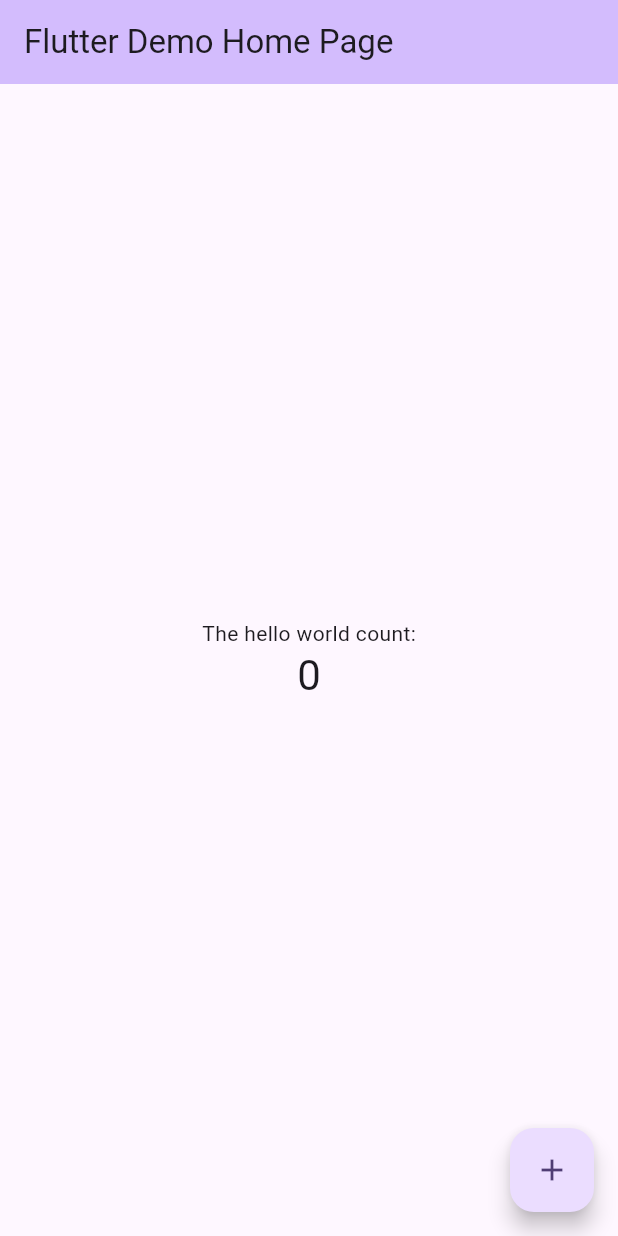
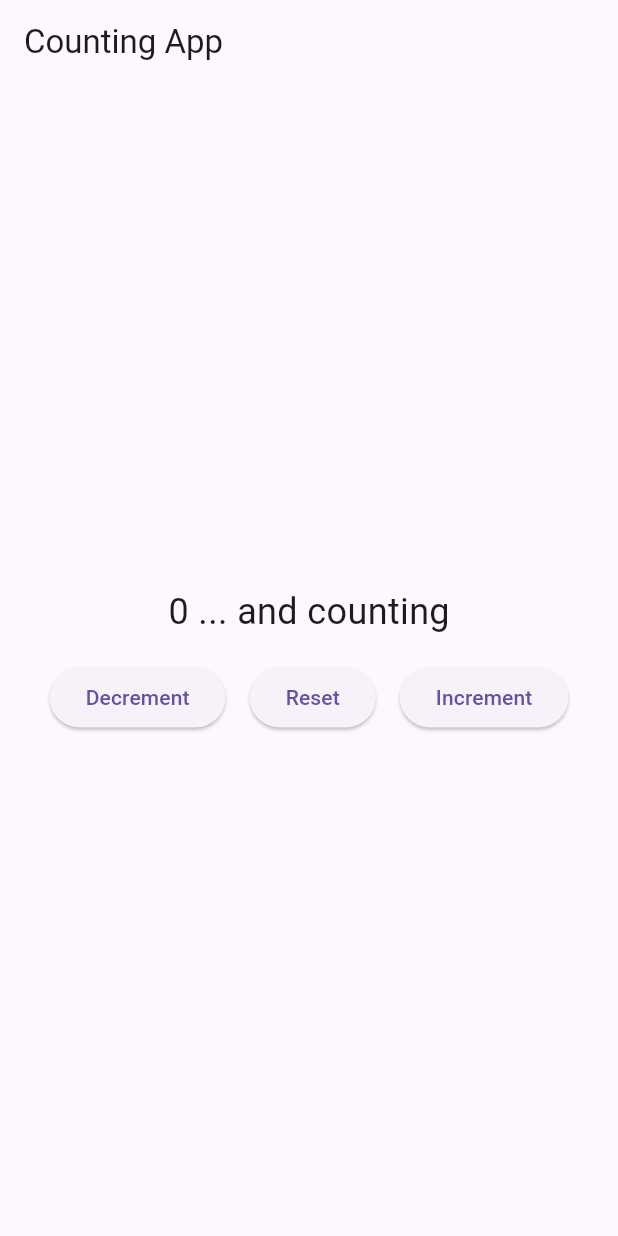
Before and after one commit to LeandroBarmettler/flutterPractice, a Flutter app: the screen it shows after launch, on a phone screen of 412 x 824 dp. Run offline on Flutter 3.47's test engine with Material 3 defaults, Android fonts, the phone set to English and light mode, and no system bars; our stand-ins replace shared_preferences.

Commit message:
counter app

```diff
--- /dev/null
+++ b/lib/counter.dart
@@ -0,0 +1,97 @@
+import 'package:flutter/material.dart';
+import 'package:shared_preferences/shared_preferences.dart';
+
+Future<void> saveCounter(int value) async {
+  final prefs = await SharedPreferences.getInstance();
+  await prefs.setInt('counter', value);
+}
+
+Future<int> loadCounter() async {
+  final prefs = await SharedPreferences.getInstance();
+  return prefs.getInt('counter') ?? 0;
+}
+
+class Counter extends StatefulWidget {
+  const Counter({super.key});
+
+  @override
+  State<Counter> createState() => _CounterState();
+}
+
+class _CounterState extends State<Counter> {
+  int localCounter = 0;
+
+  @override
+  void initState() {
+    super.initState();
+    _loadCounterValue();
+  }
+
+  void _loadCounterValue() async {
+    int loadedValue = await loadCounter();
+    setState(() {
+      localCounter = loadedValue;
+    });
+  }
+
+  void _incrementCounter() {
+    setState(() {
+      localCounter++;
+      saveCounter(localCounter);
+    });
+  }
+  void _decrementCounter() {
+    setState(() {
+      localCounter--;
+      saveCounter(localCounter);
+    });
+  }
+
+  void _resetCounter() {
+    setState(() {
+      localCounter = 0;
+      saveCounter(localCounter);
+    });
+  }
+
+  @override
+Widget build(BuildContext context) {
+  return Scaffold(
+    appBar: AppBar(
+      title: const Text('Counting App'),
+    ),
+    body: Center(
+      child: Column(
+        mainAxisSize: MainAxisSize.min,
+        children: [
+          Text(
+            '$localCounter ... and counting',
+            style: const TextStyle(fontSize: 24),
+          ),
+          const SizedBox(height: 16),
+          Row(
+            mainAxisAlignment: MainAxisAlignment.center,
+            children: [
+              ElevatedButton(
+                onPressed: _decrementCounter,
+                child: const Text('Decrement'),
+              ),
+              const SizedBox(width: 16),
+              ElevatedButton(
+                onPressed: _resetCounter,
+                child: const Text('Reset'),
+              ),
+              const SizedBox(width: 16),
+              ElevatedButton(
+                onPressed: _incrementCounter,
+                child: const Text('Increment'),
+              ),
+            ],
+          ),
+        ],
+      ),
+    ),
+  );
+}
+
+}
--- a/lib/hellow.dart
+++ b/lib/hellow.dart
@@ -2,6 +2,7 @@ import 'package:flutter/material.dart';
 
 void main() {
   runApp(const MyApp());
+  print('Hello, World!');
 }
 
 class MyApp extends StatelessWidget {
--- a/lib/main.dart
+++ b/lib/main.dart
@@ -1,4 +1,5 @@
 import 'package:flutter/material.dart';
+import 'package:helloworld/counter.dart';
 
 void main() {
   runApp(const MyApp());
@@ -7,116 +8,11 @@ void main() {
 class MyApp extends StatelessWidget {
   const MyApp({super.key});
 
-  // This widget is the root of your application.
   @override
   Widget build(BuildContext context) {
     return MaterialApp(
-      title: 'Flutter Demo',
-      theme: ThemeData(
-        // This is the theme of your application.
-        //
-        // TRY THIS: Try running your application with "flutter run". You'll see
-        // the application has a purple toolbar. Then, without quitting the app,
-        // try changing the seedColor in the colorScheme below to Colors.green
-        // and then invoke "hot reload" (save your changes or press the "hot
-        // reload" button in a Flutter-supported IDE, or press "r" if you used
-        // the command line to start the app).
-        //
-        // Notice that the counter didn't reset back to zero; the application
-        // state is not lost during the reload. To reset the state, use hot
-        // restart instead.
-        //
-        // This works for code too, not just values: Most code changes can be
-        // tested with just a hot reload.
-        colorScheme: ColorScheme.fromSeed(seedColor: Colors.deepPurple),
-      ),
-      home: const MyHomePage(title: 'Flutter Demo Home Page'),
+      title: 'Home Page',
+      home: Counter(),
     );
   }
 }
-
-class MyHomePage extends StatefulWidget {
-  const MyHomePage({super.key, required this.title});
-
-  // This widget is the home page of your application. It is stateful, meaning
-  // that it has a State object (defined below) that contains fields that affect
-  // how it looks.
-
-  // This class is the configuration for the state. It holds the values (in this
-  // case the title) provided by the parent (in this case the App widget) and
-  // used by the build method of the State. Fields in a Widget subclass are
-  // always marked "final".
-
-  final String title;
-
-  @override
-  State<MyHomePage> createState() => _MyHomePageState();
-}
-
-class _MyHomePageState extends State<MyHomePage> {
-  int _counter = 0;
-
-  void _incrementCounter() {
-    setState(() {
-      // This call to setState tells the Flutter framework that something has
-      // changed in this State, which causes it to rerun the build method below
-      // so that the display can reflect the updated values. If we changed
-      // _counter without calling setState(), then the build method would not be
-      // called again, and so nothing would appear to happen.
-      _counter++;
-    });
-  }
-
-  @override
-  Widget build(BuildContext context) {
-    // This method is rerun every time setState is called, for instance as done
-    // by the _incrementCounter method above.
-    //
-    // The Flutter framework has been optimized to make rerunning build methods
-    // fast, so that you can just rebuild anything that needs updating rather
-    // than having to individually change instances of widgets.
-    return Scaffold(
-      appBar: AppBar(
-        // TRY THIS: Try changing the color here to a specific color (to
-        // Colors.amber, perhaps?) and trigger a hot reload to see the AppBar
-        // change color while the other colors stay the same.
-        backgroundColor: Theme.of(context).colorScheme.inversePrimary,
-        // Here we take the value from the MyHomePage object that was created by
-        // the App.build method, and use it to set our appbar title.
-        title: Text(widget.title),
-      ),
-      body: Center(
-        // Center is a layout widget. It takes a single child and positions it
-        // in the middle of the parent.
-        child: Column(
-          // Column is also a layout widget. It takes a list of children and
-          // arranges them vertically. By default, it sizes itself to fit its
-          // children horizontally, and tries to be as tall as its parent.
-          //
-          // Column has various properties to control how it sizes itself and
-          // how it positions its children. Here we use mainAxisAlignment to
-          // center the children vertically; the main axis here is the vertical
-          // axis because Columns are vertical (the cross axis would be
-          // horizontal).
-          //
-          // TRY THIS: Invoke "debug painting" (choose the "Toggle Debug Paint"
-          // action in the IDE, or press "p" in the console), to see the
-          // wireframe for each widget.
-          mainAxisAlignment: MainAxisAlignment.center,
-          children: <Widget>[
-            const Text('The hello world count:'),
-            Text(
-              '$_counter',
-              style: Theme.of(context).textTheme.headlineMedium,
-            ),
-          ],
-        ),
-      ),
-      floatingActionButton: FloatingActionButton(
-        onPressed: _incrementCounter,
-        tooltip: 'Increment',
-        child: const Icon(Icons.add),
-      ), // This trailing comma makes auto-formatting nicer for build methods.
-    );
-  }
-}
--- a/pubspec.yaml
+++ b/pubspec.yaml
@@ -19,7 +19,7 @@ publish_to: 'none' # Remove this line if you wish to publish to pub.dev
 version: 1.0.0+1
 
 environment:
-  sdk: ^3.8.0
+  sdk: ^3.8.1
 
 # Dependencies specify other packages that your package needs in order to work.
 # To automatically upgrade your package dependencies to the latest versions
@@ -35,9 +35,12 @@ dependencies:
   # The following adds the Cupertino Icons font to your application.
   # Use with the CupertinoIcons class for iOS style icons.
   cupertino_icons: ^1.0.8
+  shared_preferences: ^2.2.2
 
 dev_dependencies:
   flutter_test:
+    sdk: flutter
+  integration_test:
     sdk: flutter
 
   # The "flutter_lints" package below contains a set of recommended lints to
```
Also changed, not shown: lib/former_main.dart (added, +122 -0 lines), package-lock.json (added), pubspec.lock, 3 other files.
